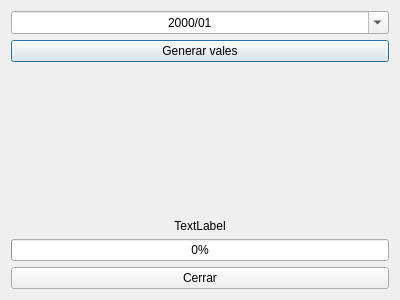
Before: the Qt Designer form generarvales.ui in Ladis72/tienda, drawn with Qt 5.
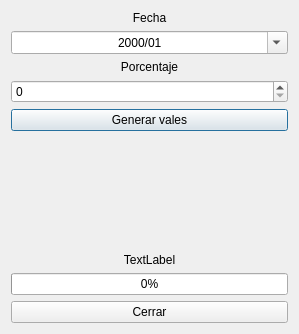
After: the same form once the commit is applied. Icons and pictures are not drawn.

What changed in the file:
```diff
--- a/generarvales.ui
+++ b/generarvales.ui
@@ -6,8 +6,8 @@
    <rect>
     <x>0</x>
     <y>0</y>
-    <width>400</width>
-    <height>300</height>
+    <width>299</width>
+    <height>334</height>
    </rect>
   </property>
   <property name="windowTitle">
@@ -18,31 +18,47 @@
     <normaloff>:/imagenes/Emeicjac logo.jpg</normaloff>:/imagenes/Emeicjac logo.jpg</iconset>
   </property>
   <layout class="QGridLayout" name="gridLayout">
-   <item row="1" column="0">
+   <item row="6" column="0">
+    <widget class="QLabel" name="label">
+     <property name="text">
+      <string>TextLabel</string>
+     </property>
+     <property name="alignment">
+      <set>Qt::AlignCenter</set>
+     </property>
+    </widget>
+   </item>
+   <item row="4" column="0">
     <widget class="QPushButton" name="pushButtonGenerar">
      <property name="text">
       <string>Generar vales</string>
      </property>
     </widget>
    </item>
-   <item row="5" column="0">
+   <item row="7" column="0">
+    <widget class="QProgressBar" name="progressBar">
+     <property name="baseSize">
+      <size>
+       <width>0</width>
+       <height>0</height>
+      </size>
+     </property>
+     <property name="value">
+      <number>0</number>
+     </property>
+    </widget>
+   </item>
+   <item row="3" column="0">
+    <widget class="QSpinBox" name="spinBox"/>
+   </item>
+   <item row="8" column="0">
     <widget class="QPushButton" name="pushButtonCerrar">
      <property name="text">
       <string>Cerrar</string>
      </property>
     </widget>
    </item>
-   <item row="3" column="0">
-    <widget class="QLabel" name="label">
-     <property name="text">
-      <string>TextLabel</string>
-     </property>
-     <property name="alignment">
-      <set>Qt::AlignCenter</set>
-     </property>
-    </widget>
-   </item>
-   <item row="0" column="0">
+   <item row="1" column="0">
     <widget class="QDateEdit" name="dateEdit">
      <property name="wrapping">
       <bool>false</bool>
@@ -67,20 +83,7 @@
      </property>
     </widget>
    </item>
-   <item row="4" column="0">
-    <widget class="QProgressBar" name="progressBar">
-     <property name="baseSize">
-      <size>
-       <width>0</width>
-       <height>0</height>
-      </size>
-     </property>
-     <property name="value">
-      <number>0</number>
-     </property>
-    </widget>
-   </item>
-   <item row="2" column="0">
+   <item row="5" column="0">
     <spacer name="verticalSpacer">
      <property name="orientation">
       <enum>Qt::Vertical</enum>
@@ -93,6 +96,26 @@
      </property>
     </spacer>
    </item>
+   <item row="0" column="0">
+    <widget class="QLabel" name="label_2">
+     <property name="text">
+      <string>Fecha</string>
+     </property>
+     <property name="alignment">
+      <set>Qt::AlignCenter</set>
+     </property>
+    </widget>
+   </item>
+   <item row="2" column="0">
+    <widget class="QLabel" name="label_3">
+     <property name="text">
+      <string>Porcentaje</string>
+     </property>
+     <property name="alignment">
+      <set>Qt::AlignCenter</set>
+     </property>
+    </widget>
+   </item>
   </layout>
  </widget>
  <resources>
```
